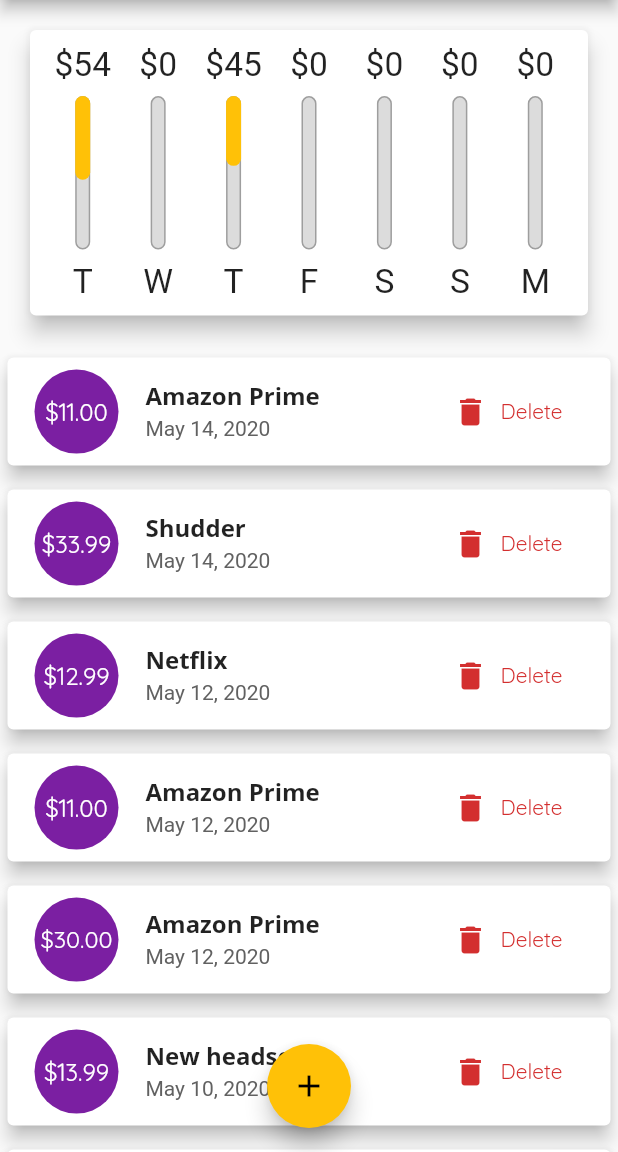
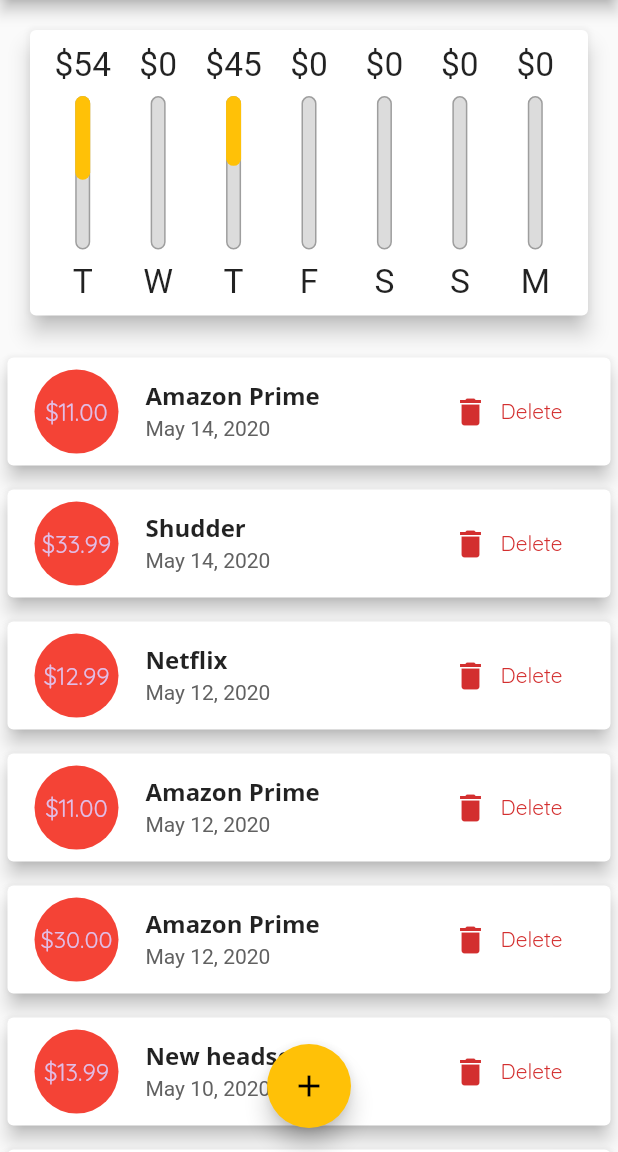
Before and after one commit to OakRaven/PersonalExpeseApp, a Flutter app: the screen it shows after launch, on a phone screen of 412 x 824 dp, the part 84-1236 px from its top. Run offline on Flutter 3.47's test engine with Material 2 defaults, Android fonts, the phone set to English and light mode, and no system bars.

Commit message:
Completed lesson 150

```diff
--- a/lib/main.dart
+++ b/lib/main.dart
@@ -46,7 +46,7 @@ class MyHomePage extends StatefulWidget {
   _MyHomePageState createState() => _MyHomePageState();
 }
 
-class _MyHomePageState extends State<MyHomePage> {
+class _MyHomePageState extends State<MyHomePage> with WidgetsBindingObserver {
   List<Transaction> _userTranasctions = [
     Transaction(
         id: '1',
@@ -74,23 +74,40 @@ class _MyHomePageState extends State<MyHomePage> {
         amount: 11.00,
         date: DateTime.parse('2020-05-12')),
     Transaction(
-        id: '5',
+        id: '6',
         title: 'Amazon Prime',
         amount: 30.00,
         date: DateTime.parse('2020-05-12')),
     Transaction(
-        id: '5',
+        id: '7',
         title: 'Amazon Prime',
         amount: 11.00,
         date: DateTime.parse('2020-05-14')),
     Transaction(
-        id: '6',
+        id: '8',
         title: 'Shudder',
         amount: 33.99,
         date: DateTime.parse('2020-05-14'))
   ];
 
   bool _showChart = false;
+
+  @override
+  void initState() {
+    super.initState();
+    WidgetsBinding.instance.addObserver(this);
+  }
+
+  @override
+  void didChangeAppLifecycleState(AppLifecycleState state) {
+    print('App Lifecycle State Change: $state');
+  }
+
+  @override
+  void dispose() {
+    WidgetsBinding.instance.removeObserver(this);
+    super.dispose();
+  }
 
   List<Transaction> get recentTransactions {
     return _userTranasctions.where((i) {
--- a/lib/widgets/transaction_list.dart
+++ b/lib/widgets/transaction_list.dart
@@ -50,8 +50,6 @@ class TransactionList extends StatelessWidget {
 
   @override
   Widget build(BuildContext context) {
-    final mediaQuery = MediaQuery.of(context);
-
     return Container(
       child: transactions.isEmpty
           ? LayoutBuilder(builder: (ctx, constraints) {
@@ -74,15 +72,14 @@ class TransactionList extends StatelessWidget {
                 ],
               );
             })
-          : ListView.builder(
-              itemCount: transactions.length,
-              itemBuilder: (ctx, index) {
-                var tx = transactions[index];
-
-                return TransactionItem(
-                    transaction: tx,
-                    deleteTransaction: _startDeleteTransaction);
-              },
+          : ListView(
+              children: transactions
+                  .map((tx) => TransactionItem(
+                        key: ValueKey(tx.id),
+                        transaction: tx,
+                        deleteTransaction: _startDeleteTransaction,
+                      ))
+                  .toList(),
             ),
     );
   }
--- a/lib/widgets/transaction_list_item.dart
+++ b/lib/widgets/transaction_list_item.dart
@@ -1,15 +1,38 @@
+import 'dart:math';
+
 import 'package:flutter/material.dart';
 import 'package:intl/intl.dart';
 
 import '../models/transaction.dart';
 
-class TransactionItem extends StatelessWidget {
+class TransactionItem extends StatefulWidget {
   const TransactionItem(
       {Key key, @required this.transaction, @required this.deleteTransaction})
       : super(key: key);
 
   final Transaction transaction;
   final Function deleteTransaction;
+
+  @override
+  _TransactionItemState createState() => _TransactionItemState();
+}
+
+class _TransactionItemState extends State<TransactionItem> {
+  Color _bgColor;
+
+  @override
+  void initState() {
+    super.initState();
+
+    const availbleColors = [
+      Colors.red,
+      Colors.black,
+      Colors.blue,
+      Colors.purple,
+    ];
+
+    _bgColor = availbleColors[Random().nextInt(availbleColors.length)];
+  }
 
   @override
   Widget build(BuildContext context) {
@@ -23,19 +46,21 @@ class TransactionItem extends StatelessWidget {
       ),
       child: ListTile(
         leading: CircleAvatar(
+          backgroundColor: _bgColor,
           radius: 30,
           child: Padding(
             padding: EdgeInsets.all(6),
             child: FittedBox(
-                child: Text('\$${transaction.amount.toStringAsFixed(2)}')),
+                child:
+                    Text('\$${widget.transaction.amount.toStringAsFixed(2)}')),
           ),
         ),
         title: Text(
-          transaction.title,
+          widget.transaction.title,
           style: Theme.of(context).textTheme.headline6,
         ),
         subtitle: Text(
-          DateFormat.yMMMMd().format(transaction.date),
+          DateFormat.yMMMMd().format(widget.transaction.date),
           style: TextStyle(
             color: Colors.grey[700],
           ),
@@ -46,14 +71,14 @@ class TransactionItem extends StatelessWidget {
                 label: const Text('Delete'),
                 icon: const Icon(Icons.delete),
                 onPressed: () {
-                  deleteTransaction(context, transaction);
+                  widget.deleteTransaction(context, widget.transaction);
                 },
               )
             : IconButton(
                 icon: const Icon(Icons.delete),
                 color: Theme.of(context).errorColor,
                 onPressed: () {
-                  deleteTransaction(context, transaction);
+                  widget.deleteTransaction(context, widget.transaction);
                 },
               ),
       ),
```
Also changed, not shown: pubspec.lock.
